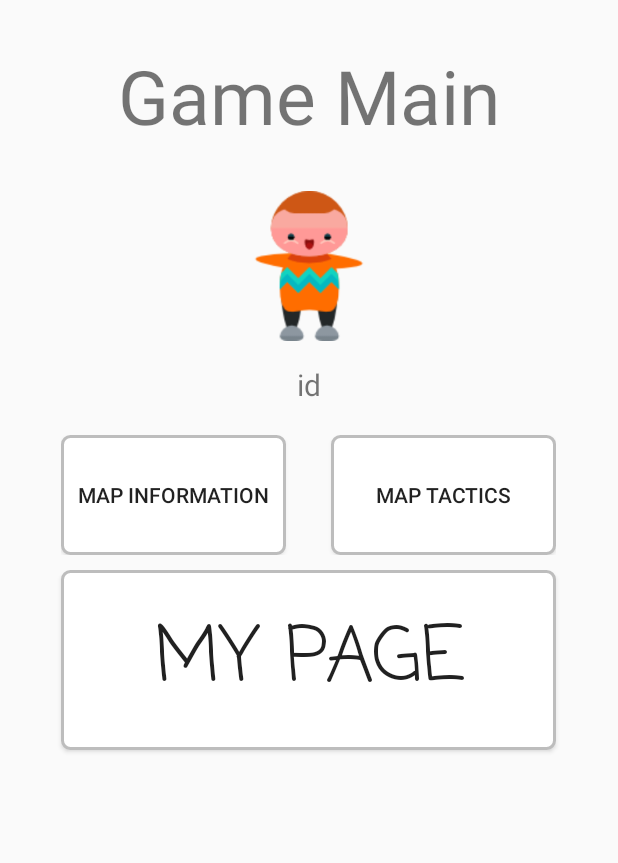
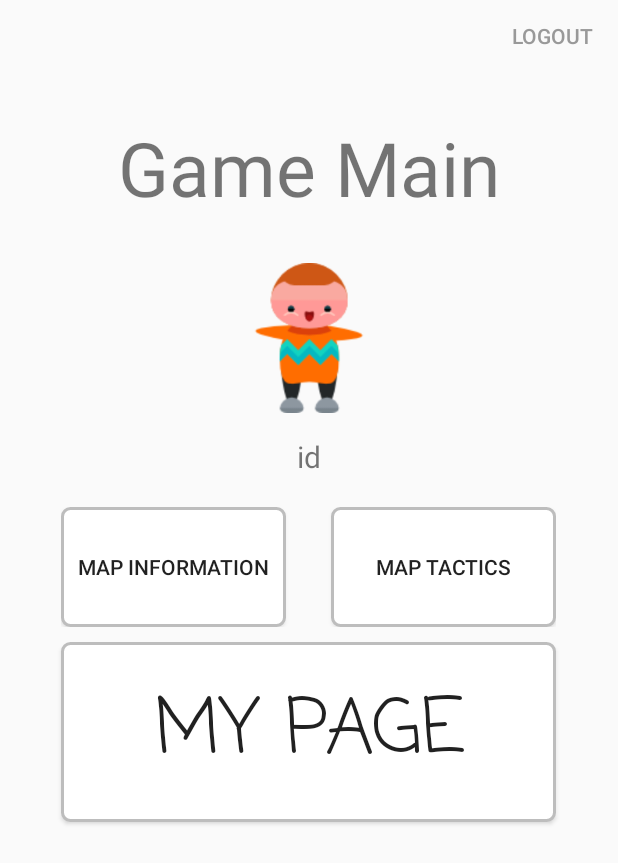
Before and after one commit to ehddns05/3thProject, an Android app: the MainActivity screen opened directly, with no data from a screen before it, on a phone screen of 412 x 824 dp. Shown: the top 863 px of the screen. Run offline under Robolectric (Android 15) with nearby library versions, the phone set to English and light mode, and no system bars.

Commit message:
Mypage, MainPage 로그아웃 버튼 추가

```diff
--- a/app/src/main/res/layout/activity_main.xml
+++ b/app/src/main/res/layout/activity_main.xml
@@ -5,6 +5,15 @@
     android:layout_width="match_parent"
     android:gravity="center_horizontal"
     xmlns:android="http://schemas.android.com/apk/res/android" >
+    <Button
+        android:id="@+id/logout_btn"
+        android:layout_width="wrap_content"
+        android:layout_height="wrap_content"
+        android:text="LOGOUT"
+        android:layout_gravity="right"
+        android:textColor="#999999"
+        android:background="#00ffffff"/>
+
     <TextView
         android:layout_width="300sp"
         android:layout_height="wrap_content"
```
Also changed, not shown: app/src/main/java/com/example/user/a3thproject/DirectMessageActivity.java (+15 -0 lines), app/src/main/res/layout/activity_mypage.xml (+10 -1 lines).
